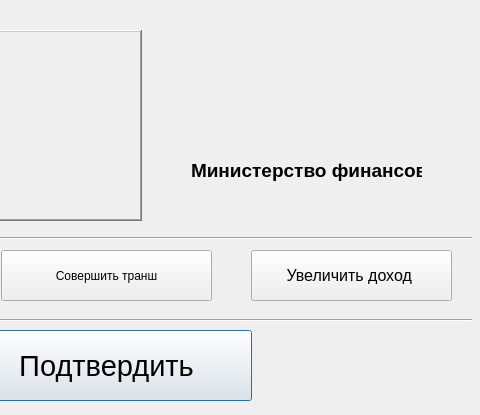
Qt form ministrys/minfin.ui (vladyan18/MagaGame) before a commit; both pictures show x 259 to 739 and y 0 to 415 of the 739 by 415 pixel window.
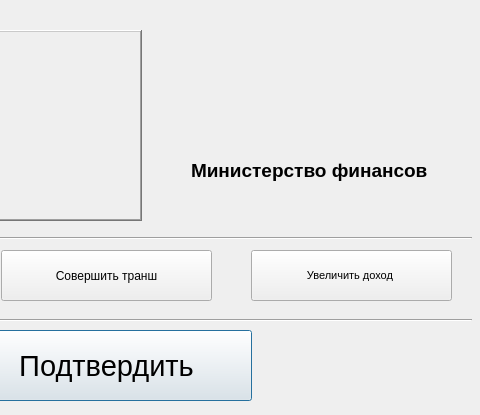
The same form after that commit. Icons and pictures are not drawn.

```diff
--- a/ministrys/minfin.ui
+++ b/ministrys/minfin.ui
@@ -48,7 +48,7 @@
    </property>
    <property name="font">
     <font>
-     <pointsize>12</pointsize>
+     <pointsize>8</pointsize>
     </font>
    </property>
    <property name="toolTip">
@@ -164,7 +164,7 @@
     <rect>
      <x>450</x>
      <y>150</y>
-     <width>231</width>
+     <width>251</width>
      <height>41</height>
     </rect>
    </property>
```
